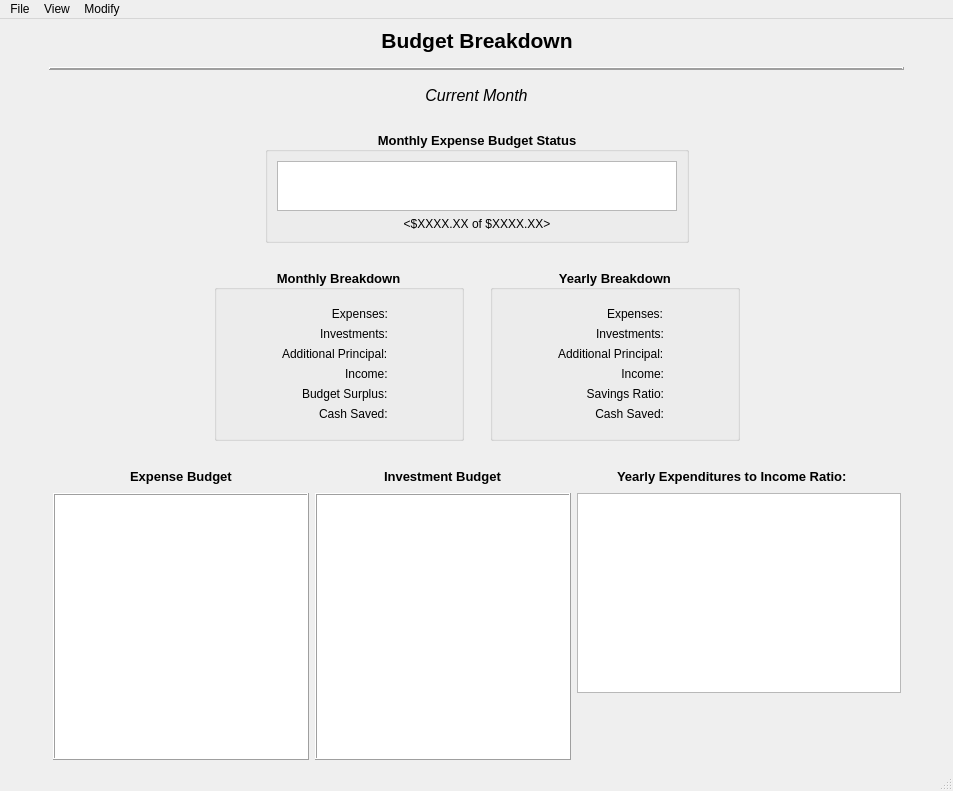
Old version of the form CashFlowManager/mainwindow.ui in the repository epw7856/CashFlowManager.
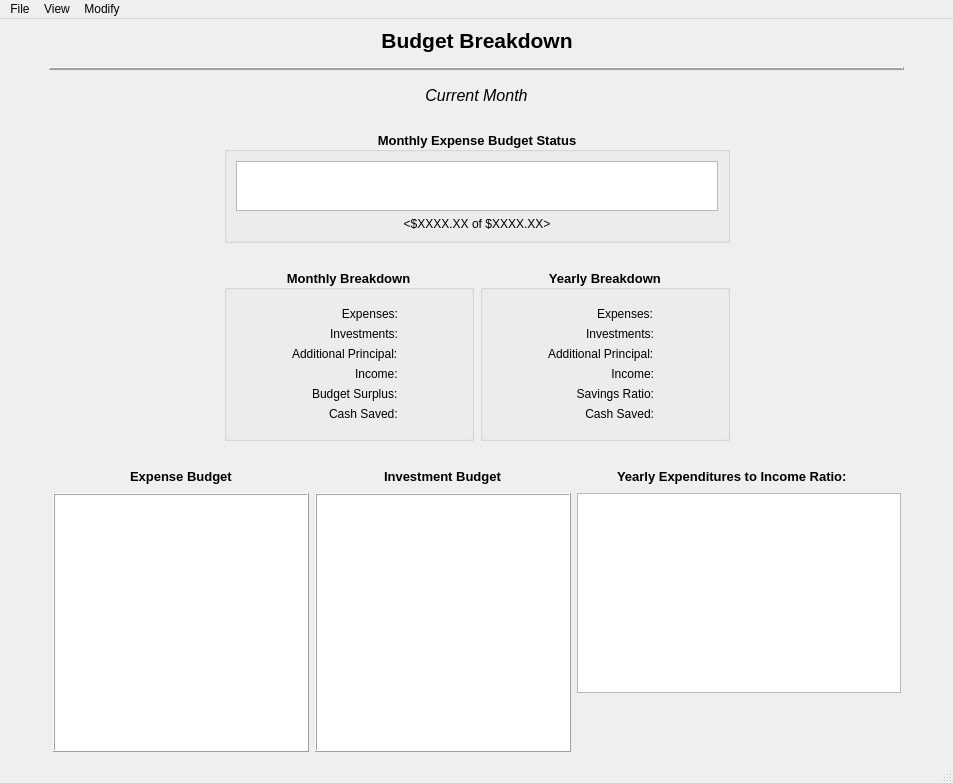
New version of the form. Custom widgets are drawn as their Qt base class.

Commit message: Changed layout of main window UI.

```diff
--- a/CashFlowManager/mainwindow.ui
+++ b/CashFlowManager/mainwindow.ui
@@ -7,7 +7,7 @@
     <x>0</x>
     <y>0</y>
     <width>953</width>
-    <height>791</height>
+    <height>783</height>
    </rect>
   </property>
   <property name="windowTitle">
@@ -217,20 +217,20 @@
            <item>
             <widget class="QChartView" name="graphicsViewExpenseBarChart">
              <property name="sizePolicy">
-              <sizepolicy hsizetype="Fixed" vsizetype="Fixed">
+              <sizepolicy hsizetype="Expanding" vsizetype="Fixed">
                <horstretch>0</horstretch>
                <verstretch>0</verstretch>
               </sizepolicy>
              </property>
              <property name="minimumSize">
               <size>
-               <width>400</width>
+               <width>0</width>
                <height>50</height>
               </size>
              </property>
              <property name="maximumSize">
               <size>
-               <width>400</width>
+               <width>16777215</width>
                <height>50</height>
               </size>
              </property>
@@ -273,40 +273,8 @@
           </property>
          </spacer>
         </item>
-       </layout>
-      </item>
       <item>
-       <spacer name="horizontalSpacer_7">
-        <property name="orientation">
-         <enum>Qt::Horizontal</enum>
-        </property>
-        <property name="sizeHint" stdset="0">
-         <size>
-          <width>40</width>
-          <height>20</height>
-         </size>
-        </property>
-       </spacer>
-      </item>
-     </layout>
-    </item>
-    <item>
-     <layout class="QHBoxLayout" name="layoutSummary">
-      <item>
-       <spacer name="horizontalSpacer_6">
-        <property name="orientation">
-         <enum>Qt::Horizontal</enum>
-        </property>
-        <property name="sizeHint" stdset="0">
-         <size>
-          <width>40</width>
-          <height>20</height>
-         </size>
-        </property>
-       </spacer>
-      </item>
-      <item>
-       <layout class="QVBoxLayout" name="verticalLayout_9">
+         <layout class="QHBoxLayout" name="horizontalLayout_6">
         <item>
          <widget class="QGroupBox" name="groupBox_3">
           <property name="minimumSize">
@@ -567,26 +535,6 @@
           </layout>
          </widget>
         </item>
-       </layout>
-      </item>
-      <item>
-       <spacer name="horizontalSpacer_9">
-        <property name="orientation">
-         <enum>Qt::Horizontal</enum>
-        </property>
-        <property name="sizeType">
-         <enum>QSizePolicy::Fixed</enum>
-        </property>
-        <property name="sizeHint" stdset="0">
-         <size>
-          <width>20</width>
-          <height>20</height>
-         </size>
-        </property>
-       </spacer>
-      </item>
-      <item>
-       <layout class="QVBoxLayout" name="verticalLayout_7">
         <item>
          <widget class="QGroupBox" name="groupBox_2">
           <property name="minimumSize">
@@ -849,8 +797,10 @@
         </item>
        </layout>
       </item>
+       </layout>
+      </item>
       <item>
-       <spacer name="horizontalSpacer_5">
+       <spacer name="horizontalSpacer_10">
         <property name="orientation">
          <enum>Qt::Horizontal</enum>
         </property>
```
Left out of the diff: 6 changed lines with no effect on the pictures. Lines whose indentation alone changed are shown as unchanged.
